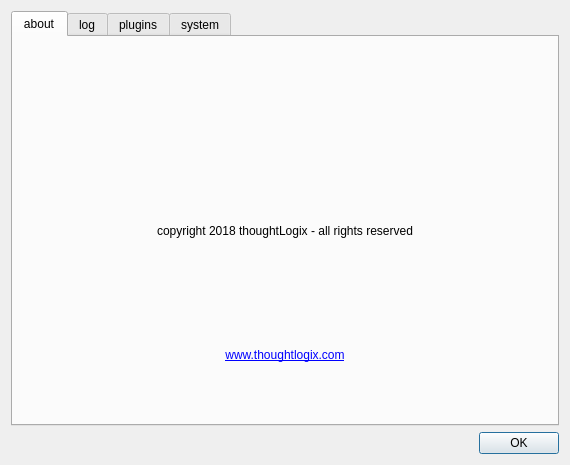
This is app/src/mdocore/src/mdocore/gui/dialogs/aboutdialog.ui in code0x378/MarkdownOrganizer as Qt 5 draws it before an edit. The edited form follows.
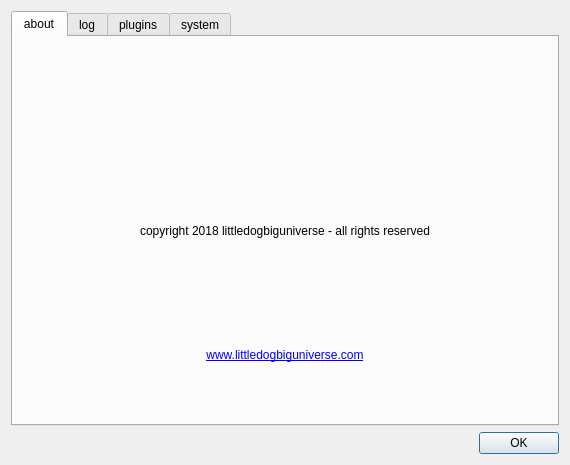
This is the edited form. Icons and pictures are not drawn.

Commit message: Updated copyright and related

```diff
--- a/app/src/mdocore/src/mdocore/gui/dialogs/aboutdialog.ui
+++ b/app/src/mdocore/src/mdocore/gui/dialogs/aboutdialog.ui
@@ -55,7 +55,7 @@
        <item>
         <widget class="QLabel" name="label">
          <property name="text">
-          <string>copyright 2018 thoughtLogix - all rights reserved</string>
+          <string>copyright 2018 littledogbiguniverse - all rights reserved</string>
          </property>
          <property name="alignment">
           <set>Qt::AlignCenter</set>
@@ -68,7 +68,7 @@
           <string notr="true"/>
          </property>
          <property name="text">
-          <string>&lt;a href=&quot;http://www.thoughtlogix.com/&quot;&gt;www.thoughtlogix.com&lt;/a&gt;</string>
+          <string>&lt;a href=&quot;http://www.littledogbiguniverse.com/&quot;&gt;www.littledogbiguniverse.com&lt;/a&gt;</string>
          </property>
          <property name="textFormat">
           <enum>Qt::RichText</enum>
```
The commit also changes 90 other files.
